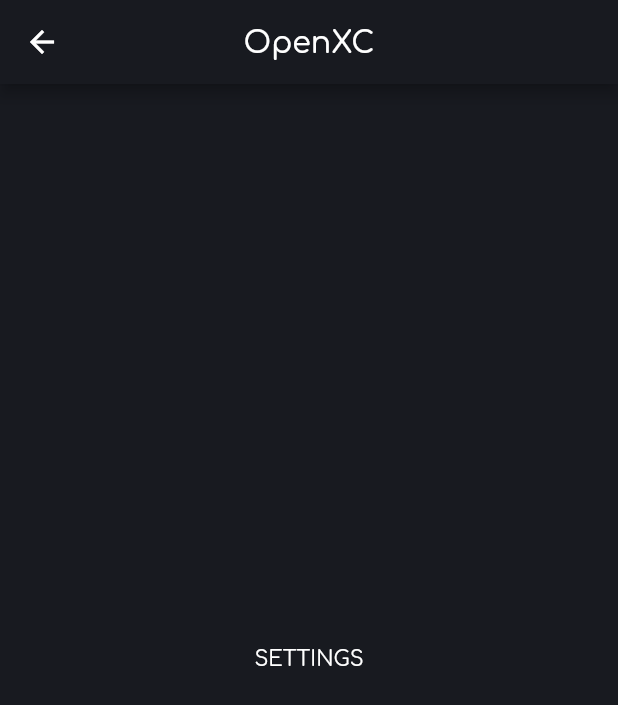
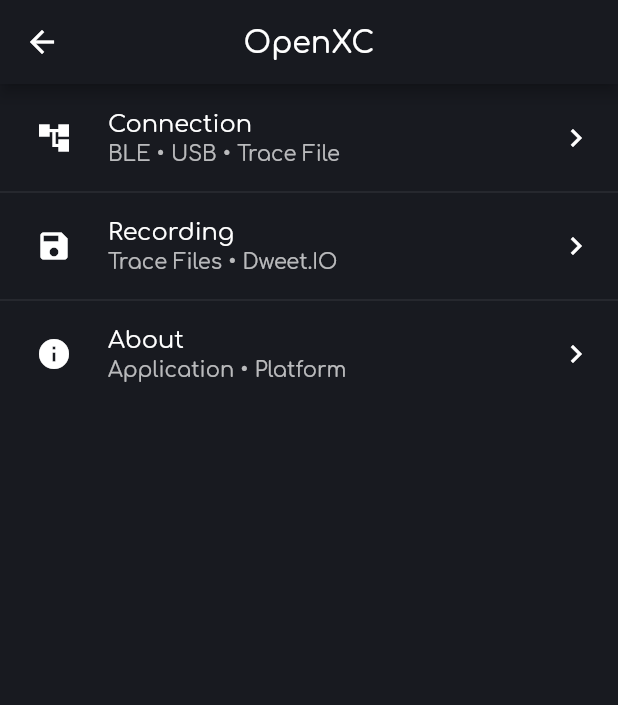
Before and after one commit to Prateek-Prakash/OpenXC, a Flutter app: the SettingsTab screen opened directly, on a phone screen of 412 x 824 dp. Shown: the top 705 px of the screen. Run offline on Flutter 3.47's test engine with Material 2 defaults, Android fonts, the phone set to English and light mode, and no system bars; our stand-ins replace flutter_hooks, hooks_riverpod.

Commit message:
UI Tinkering

```diff
--- a/lib/main.dart
+++ b/lib/main.dart
@@ -127,7 +127,9 @@ class BNavigationConfig {
 class ConnectionTab extends HookWidget {
   @override
   Widget build(BuildContext context) {
-    final connectionStatusIndex = useProvider(ConnectionConfig().connectionStatusIndex);
+    final dataSourceProvider = useProvider(ConnectionConfig().dataSourceProvider);
+
+    final connectionStatusIndex = useProvider(ConnectionConfig().connectionStatusIndexProvider);
 
     String connectionStatus = ConnectionConfig().connectionStatuses[connectionStatusIndex.state];
     Color connectionStatusColor = ConnectionConfig().connectionStatusColors[connectionStatusIndex.state];
@@ -154,7 +156,7 @@ class ConnectionTab extends HookWidget {
                     style: TextStyle(fontWeight: FontWeight.w900),
                   ),
                   subtitle: Text(
-                    'Bluetooth Low Energy',
+                    dataSourceProvider.state,
                     style: TextStyle(fontWeight: FontWeight.w900, fontSize: 12.5),
                   ),
                 ),
@@ -183,7 +185,7 @@ class ConnectionTab extends HookWidget {
         ),
       ),
       floatingActionButton: FloatingActionButton(
-        child: Icon(Icons.ac_unit_outlined),
+        child: Icon(Icons.ac_unit),
         onPressed: () {
           if (connectionStatusIndex.state == 0) {
             connectionStatusIndex.state = 1;
@@ -201,13 +203,13 @@ class ConnectionConfig {
   factory ConnectionConfig() => _instance ??= ConnectionConfig._internal();
   ConnectionConfig._internal();
 
-  final _dataSourceProvider = StateProvider<String>((ref) => 'Bluetooth Low Energy');
+  final _dataSourceProvider = StateProvider<String>((ref) => 'Bluetooth Low Energy (BLE)');
 
   StateProvider<String> get dataSourceProvider => _dataSourceProvider;
 
-  final _connectionStatusIndex = StateProvider<int>((ref) => 0);
+  final _connectionStatusIndexProvider = StateProvider<int>((ref) => 0);
 
-  StateProvider<int> get connectionStatusIndex => _connectionStatusIndex;
+  StateProvider<int> get connectionStatusIndexProvider => _connectionStatusIndexProvider;
 
   final _connectionStatuses = [
     'Disconnected',
@@ -270,8 +272,53 @@ class SettingsTab extends HookWidget {
         title: Text('OpenXC'),
         centerTitle: true,
       ),
-      body: Center(
-        child: Text('SETTINGS'),
+      body: ListView(
+        children: ListTile.divideTiles(
+          context: context,
+          tiles: [
+            ListTile(
+              leading: CircleAvatar(
+                child: Icon(
+                  Icons.account_tree,
+                  color: Colors.white,
+                ),
+                backgroundColor: Colors.transparent,
+              ),
+              title: Text('Connection'),
+              subtitle: Text('BLE • USB • Trace File'),
+              trailing: Icon(Icons.keyboard_arrow_right),
+              onTap: () {
+              },
+            ),
+            ListTile(
+              leading: CircleAvatar(
+                child: Icon(
+                  Icons.save,
+                  color: Colors.white,
+                ),
+                backgroundColor: Colors.transparent,
+              ),
+              title: Text('Recording'),
+              subtitle: Text('Trace Files • Dweet.IO'),
+              trailing: Icon(Icons.keyboard_arrow_right),
+              onTap: () {
+              },
+            ),
+            ListTile(
+              leading: CircleAvatar(
+                child: Icon(
+                  Icons.info,
+                  color: Colors.white,
+                ),
+                backgroundColor: Colors.transparent,
+              ),
+              title: Text('About'),
+              subtitle: Text('Application • Platform'),
+              trailing: Icon(Icons.keyboard_arrow_right),
+              onTap: () {},
+            ),
+          ],
+        ).toList(),
       ),
     );
   }
```
